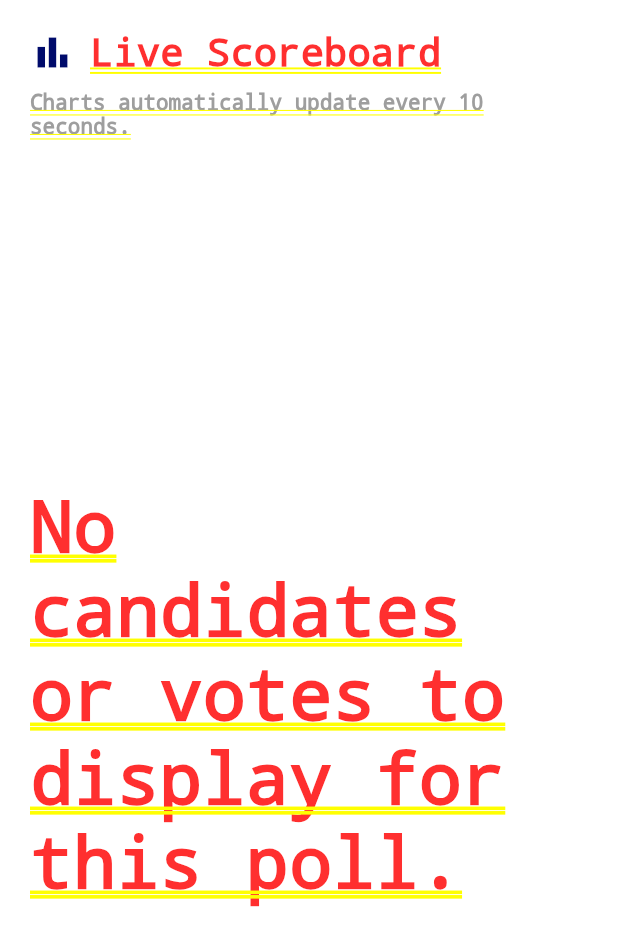
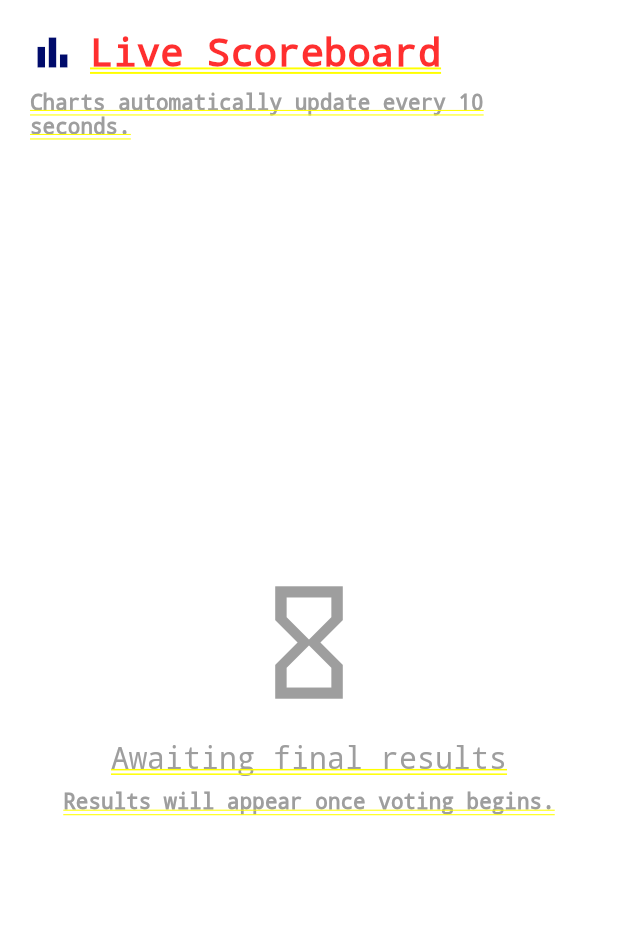
Before and after one commit to NoNameClue/E-Mobile_Voting, a Flutter app: the AdminLiveScoreboard screen opened directly, on a phone screen of 412 x 824 dp. Shown: the top 946 px of the screen. Run offline on Flutter 3.47's test engine with Material 3 defaults, Android fonts, the phone set to English and light mode, and no system bars; our stand-ins replace fl_chart, image_picker, shared_preferences; accounts and stored records are empty; network calls fail.

Commit message:
added  empty ui and created new profile

```diff
--- a/frontend/lib/admin_live_scoreboard.dart
+++ b/frontend/lib/admin_live_scoreboard.dart
@@ -278,7 +278,44 @@ class _AdminLiveScoreboardState extends State<AdminLiveScoreboard> {
           if (_isLoading)
             const Expanded(child: Center(child: CircularProgressIndicator()))
           else if (_groupedResults.isEmpty)
-            const Expanded(child: Center(child: Text("No candidates or votes to display for this poll.")))
+            const Expanded(
+              child: Center(
+                child: Column(
+                  mainAxisAlignment: MainAxisAlignment.center,
+                  children: [
+
+                    Icon(
+                      Icons.hourglass_empty,
+                      size: 90,
+                      color: Colors.grey,
+                    ),
+
+                    SizedBox(height: 20),
+
+                    Text(
+                      "Awaiting final results",
+                      style: TextStyle(
+                        fontSize: 20,
+                        fontWeight: FontWeight.w500,
+                        color: Colors.grey,
+                      ),
+                      textAlign: TextAlign.center,
+                    ),
+
+                    SizedBox(height: 10),
+
+                    Text(
+                      "Results will appear once voting begins.",
+                      style: TextStyle(
+                        fontSize: 14,
+                        color: Colors.grey,
+                      ),
+                    ),
+
+                  ],
+                ),
+              ),
+            )
           else
             Expanded(
               child: SingleChildScrollView(
```
Also changed, not shown: frontend/lib/election_result.dart (+39 -1 lines), frontend/lib/my_votes_view.dart (+35 -1 lines), frontend/lib/view_parties.dart (+37 -1 lines), frontend/lib/voting_page.dart (+39 -1 lines), 1 other file.
